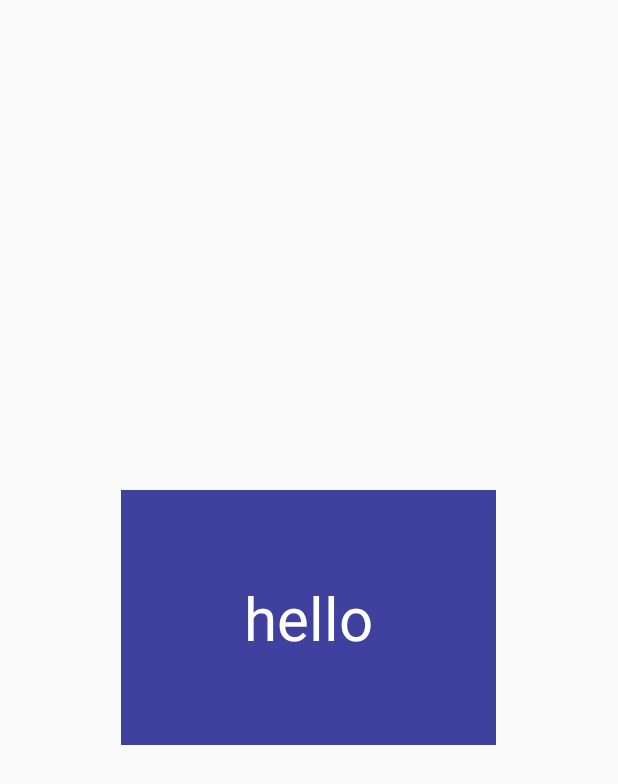
After one commit to SavvyLLC/AndroidStudioApp, an Android app: the layout item.xml on its own in the app's theme, with its tools: preview values and no code run, on a phone screen of 412 x 824 dp. The commit adds this screen. Shown: the top 784 px of the screen. Run offline under Robolectric (Android 15) with nearby library versions, the phone set to English and light mode, and no system bars.

Commit message:
Added SwipeCards feature for users to swipe left or swipe right

```diff
--- a/app/build.gradle
+++ b/app/build.gradle
@@ -36,4 +36,6 @@ dependencies {
     implementation 'com.google.firebase:firebase-storage:19.1.1'
 
     implementation 'com.squareup.picasso:picasso:2.71828'
+
+    compile 'com.lorentzos.swipecards:library:1.0.9'
 }
--- /dev/null
+++ b/app/src/main/res/layout/item.xml
@@ -0,0 +1,41 @@
+<?xml version="1.0" encoding="utf-8"?>
+<FrameLayout
+    xmlns:android="http://schemas.android.com/apk/res/android"
+    android:orientation="vertical"
+    android:layout_width="250dp"
+    android:layout_height="170dp"
+    android:layout_gravity="center"
+    >
+
+    <TextView
+        android:id="@+id/helloText"
+        android:textSize="40sp"
+        android:textColor="@android:color/white"
+        android:background="#E339"
+        android:gravity="center"
+        android:text="hello"
+        android:layout_width="match_parent"
+        android:layout_height="match_parent"
+        />
+
+    <View
+        android:id="@+id/item_swipe_left_indicator"
+        android:alpha="0"
+        android:layout_width="20dp"
+        android:layout_height="20dp"
+        android:layout_margin="10dp"
+        android:background="#A5F"
+        />
+
+    <View
+        android:id="@+id/item_Swip_right_indicator"
+        android:alpha="0"
+        android:layout_width="20dp"
+        android:layout_height="20dp"
+        android:layout_margin="10dp"
+        android:layout_gravity="right"
+        android:background="#5AF"
+        />
+
+
+</FrameLayout>
```
Also changed, not shown: app/src/main/java/com/codepath/jmckinley/savvyfirebasereboot/MainActivity_.java (+70 -0 lines), app/src/main/res/layout/activity_main_.xml (+9 -0 lines).
